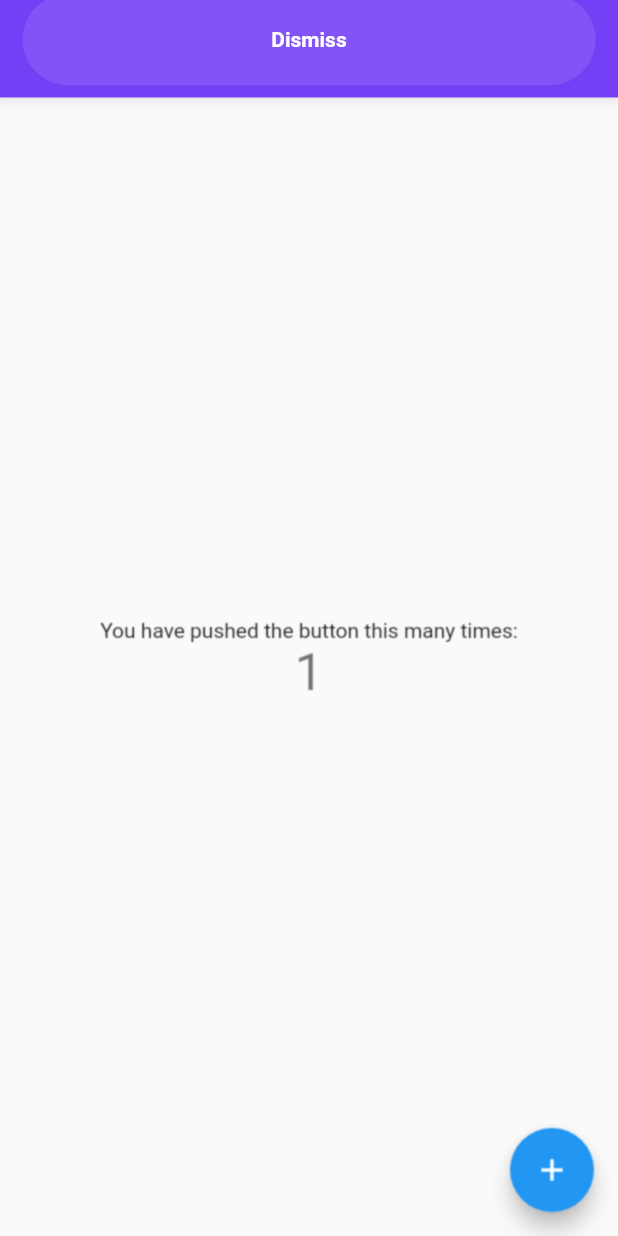
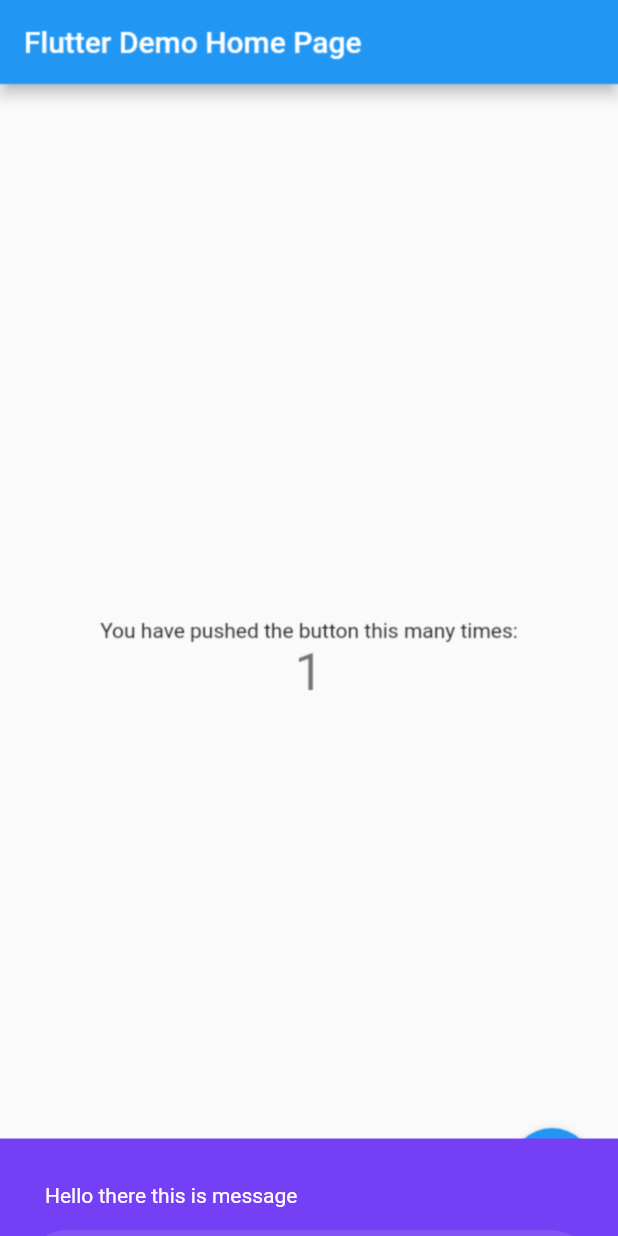
Before and after one commit to this-kin/Richbar, a Flutter app: the screen it shows after launch, after a tap on the "add" icon, on a phone screen of 412 x 824 dp. Run offline on Flutter 3.47's test engine with Material 2 defaults, Android fonts, the phone set to English and light mode, and no system bars.

Commit message:
richar position fixed

```diff
--- a/example/lib/main.dart
+++ b/example/lib/main.dart
@@ -58,6 +58,7 @@ class _MyHomePageState extends State<MyHomePage> {
     await Richbar(
       title: "Hello there this is message",
       text: "Dismiss",
+      isDismissible: true,
       richbarPosition: RichbarPosition.bottom,
       duration: const Duration(seconds: 5),
       onPanDown: (v) {
--- a/lib/richbar.dart
+++ b/lib/richbar.dart
@@ -9,6 +9,7 @@ import 'package:richflushbar/richbar_route.dart' as routes;
 
 //
 typedef RichbarStatusCallback = void Function(RichbarStatus? richbarStatus);
+
 //
 typedef OnTap = void Function(Richbar richbar);
 
--- a/lib/richbar_route.dart
+++ b/lib/richbar_route.dart
@@ -1,6 +1,5 @@
 import 'dart:async';
 import 'dart:ui';
-
 import 'package:flutter/cupertino.dart';
 import 'package:flutter/material.dart';
 import 'package:richflushbar/constants/string_constant.dart';
@@ -47,8 +46,8 @@ class RichbarRoute<T> extends OverlayRoute<T> {
         }
       case RichbarPosition.bottom:
         {
-          _startAlignment = const Alignment(-1.0, -2.0);
-          _endAlignment = const Alignment(-1.0, -1.0);
+          _startAlignment = const Alignment(-1.0, 2.0);
+          _endAlignment = const Alignment(-1.0, 1.0);
           break;
         }
     }
@@ -227,10 +226,10 @@ class RichbarRoute<T> extends OverlayRoute<T> {
   }
 
   Animation<Alignment> createAnimation() {
-    assert(!completer.isCompleted,
-        'Cannot reuse a $runtimeType after disposing it.');
-    assert(_animationController != null);
-    return AlignmentTween(begin: _startAlignment, end: _endAlignment).animate(
+    return AlignmentTween(
+      begin: _startAlignment,
+      end: _endAlignment,
+    ).animate(
       CurvedAnimation(
         parent: _animationController!,
         curve: richbar.showCurve,
```
